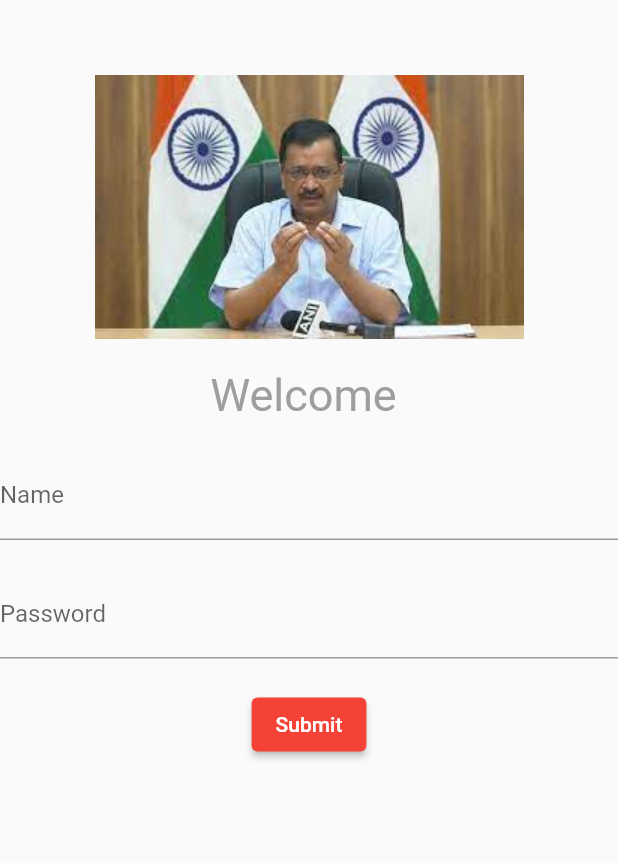
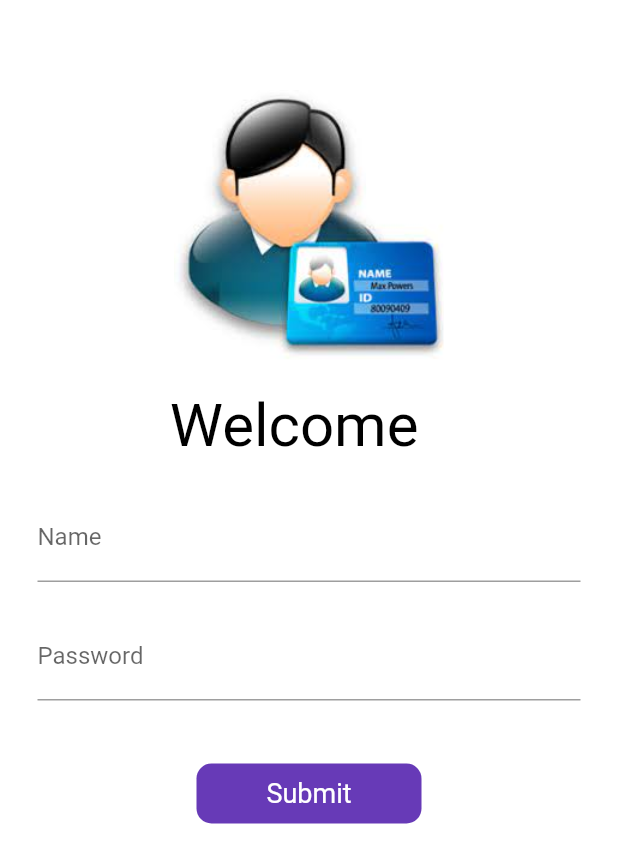
Before and after one commit to heetbhalani/firstFlutterProject, a Flutter app: the screen it shows after launch, on a phone screen of 412 x 824 dp. Shown: the top 863 px of the screen. Run offline on Flutter 3.47's test engine with Material 2 defaults, Android fonts, the phone set to English and light mode, and no system bars; our stand-ins replace google_fonts.

Commit message:
day6 completed

```diff
--- a/lib/main.dart
+++ b/lib/main.dart
@@ -13,7 +13,7 @@ class MyApp extends StatelessWidget {
     return MaterialApp(
       themeMode: ThemeMode.light,
       theme: ThemeData(
-        primarySwatch: Colors.red,
+        primarySwatch: Colors.deepPurple,
         fontFamily: GoogleFonts.balooBhai().fontFamily
         ),
       // home :HomePage(),
--- a/lib/pages/home_page.dart
+++ b/lib/pages/home_page.dart
@@ -1,10 +1,8 @@
 import 'package:flutter/material.dart';
 
 class HomePage extends StatelessWidget {
-
   @override
   Widget build(BuildContext context) {
-
     return Scaffold(
       appBar: AppBar(
         title: Text("First App"),
--- a/lib/pages/login_page.dart
+++ b/lib/pages/login_page.dart
@@ -1,18 +1,32 @@
 import 'dart:ui';
 
 import 'package:flutter/material.dart';
+import 'package:flutter_catalog/utils/routes.dart';
 
-class LoginPage extends StatelessWidget {
+class LoginPage extends StatefulWidget {
+  @override
+  State<LoginPage> createState() => _LoginPageState();
+}
+
+class _LoginPageState extends State<LoginPage> {
+  String name = "";
+  bool changeButton = false;
   @override
   Widget build(BuildContext context) {
     return Material(
+        color: Colors.white,
+        child: SingleChildScrollView(
           child: Column(
             children: [
               SizedBox(
-          height: 50.0,
+                height: 60.0,
               ),
 
-        Image.asset("assets/images/arvind_kejriwal.jpg", fit: BoxFit.cover),
+              Image.asset(
+                "assets/images/login.jpg",
+                fit: BoxFit.cover,
+                height: 180,
+              ),
 
               SizedBox(
                 height: 20.0,
@@ -20,39 +34,86 @@ class LoginPage extends StatelessWidget {
 
               // ignore: prefer_const_constructors
               Text(
-          "Welcome ",
-          style: TextStyle(fontSize: 30.0, color: Colors.grey),
+                "Welcome $name ",
+                style: TextStyle(fontSize: 40.0, color: Colors.black),
               ),
 
               SizedBox(
                 height: 20.0,
               ),
 
+              Padding(
+                padding:
+                    const EdgeInsets.symmetric(vertical: 2, horizontal: 25),
+                child: Column(children: [
                   TextFormField(
-          decoration:
-              InputDecoration(hintText: "Enter Your name", labelText: "Name"),
+                    decoration: InputDecoration(
+                        hintText: "Enter Your name", labelText: "Name"),
+                    onChanged: (value) {
+                      name = value;
+                      setState(() {});
+                    },
                   ),
-
                   SizedBox(
                     height: 20.0,
                   ),
-
                   TextFormField(
                     obscureText: true,
                     decoration: InputDecoration(
                         hintText: "Enter Your Password", labelText: "Password"),
                   ),
-
-        SizedBox(
-          height: 20.0,
+                ]),
               ),
 
-        ElevatedButton(
-            onPressed: () {
-              print("Yes buddy I am printed");
+              SizedBox(height: 40.0),
+
+              InkWell(
+
+                onTap: () async {
+
+                  setState(() {
+                    changeButton = true;
+                  });
+
+                  await Future.delayed(Duration(seconds: 1));
+                  Navigator.pushNamed(context, MyRoutes.homeRoute);
+
                 },
-            child: Text("Submit"))
+
+                child: AnimatedContainer(
+
+                  duration: Duration(seconds: 1),
+                  alignment: Alignment.center,
+                  height: 40,
+                  width: changeButton ? 40 : 150,
+                  child:
+                  changeButton ? Icon(Icons.done, color: Colors.white,) : Text(
+                    "Submit",
+                    style: TextStyle(
+                        // fontWeight : FontWeight.bold,
+                        fontSize: 18,
+                        color: Colors.white),
+                  ),
+                  // color: Colors.deepPurple,
+                  decoration: BoxDecoration(
+                      borderRadius:  changeButton ? BorderRadius.circular(50) : BorderRadius.circular(10),
+                      color: Colors.deepPurple),
+
+
+                ),
+              )
+              // ElevatedButton(
+              //     onPressed: () {
+              //       // print("Yes buddy I am printed");
+
+              //       Navigator.pushNamed(context, MyRoutes.homeRoute);
+              //     },
+              //     child: Text("Submit"),
+              //     style: TextButton.styleFrom(
+              //         textStyle: TextStyle(fontSize: 20),
+              //         minimumSize: Size(200, 50)))
             ],
+          ),
         ));
   }
 }
--- /dev/null
+++ b/lib/utils/routes.dart
@@ -0,0 +1,7 @@
+class MyRoutes {
+
+
+    static String homeRoute = "/home";
+    static String loginRoute = "/login";
+
+}
```
Also changed, not shown: assets/images/login.jpg (added). Lines whose indentation alone changed are shown as unchanged.
